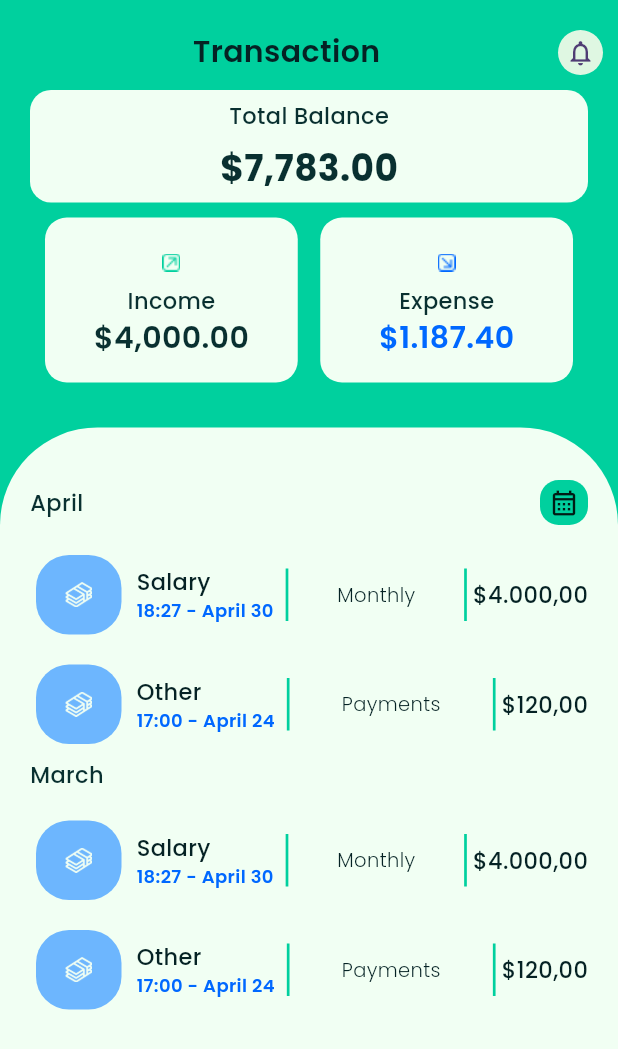
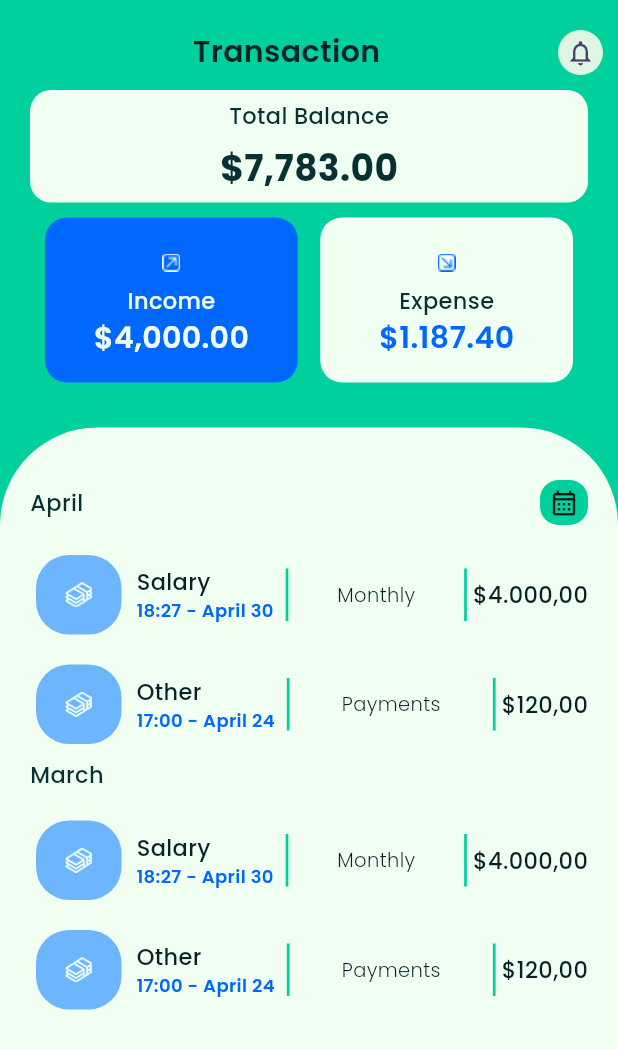
Before and after one commit to Sahil-Kundaliya/Flutter-Finance-Wallet-app-clone, a Flutter app: the TransactionPage widget shown alone on an empty page, opened directly, after a tap on "Income", on a phone screen of 412 x 824 dp. Shown: the top 1049 px of the screen. Run offline on Flutter 3.47's test engine with Material 3 defaults, Android fonts, the phone set to English and light mode, and no system bars; our stand-ins replace carousel_slider, flutter_bloc, flutter_svg, google_fonts.

Commit message:
Transaction item color added, image issue fixed
Transaction item color added, image issue fixed

```diff
--- a/lib/features/bottom_sheet_items/home/pages/home_page.dart
+++ b/lib/features/bottom_sheet_items/home/pages/home_page.dart
@@ -215,7 +215,11 @@ class HomePage extends StatelessWidget {
                                         mainAxisAlignment:
                                             MainAxisAlignment.start,
                                         children: [
-                                          Image.asset(AppImages.salaryIcon),
+                                          Image.asset(
+                                            AppImages.salaryIcon,
+                                            scale: 4,
+                                            color: AppColors.lettersAndIcons,
+                                          ),
                                           Padding(
                                             padding: const EdgeInsets.only(
                                                 left: 8.0),
--- a/lib/features/bottom_sheet_items/transaction/pages/transaction_page.dart
+++ b/lib/features/bottom_sheet_items/transaction/pages/transaction_page.dart
@@ -92,7 +92,9 @@ class TransactionPage extends StatelessWidget {
                             behavior: HitTestBehavior.opaque,
                             child: Container(
                               decoration: BoxDecoration(
-                                  color: AppColors.honeydew,
+                                  color: mainProvider.transactionId == 1
+                                      ? AppColors.oceanBlue
+                                      : AppColors.honeydew,
                                   borderRadius: BorderRadius.circular(14.5)),
                               child: Padding(
                                 padding:
@@ -101,7 +103,9 @@ class TransactionPage extends StatelessWidget {
                                   children: [
                                     Image.asset(
                                       AppImages.incomeIcon,
-                                      color: AppColors.caribbeanGreen,
+                                      color: mainProvider.transactionId == 1
+                                          ? AppColors.honeydew
+                                          : AppColors.caribbeanGreen,
                                       width: 30,
                                       height: 30,
                                     ),
@@ -109,13 +113,17 @@ class TransactionPage extends StatelessWidget {
                                       'Income',
                                       style: AppTextStyles.medium(
                                           fontSize: 15,
-                                          color: AppColors.lettersAndIcons),
+                                          color: mainProvider.transactionId == 1
+                                              ? AppColors.honeydew
+                                              : AppColors.lettersAndIcons),
                                     ),
                                     Text(
                                       '\$4,000.00',
                                       style: AppTextStyles.semiBold(
                                           fontSize: 20,
-                                          color: AppColors.lettersAndIcons),
+                                          color: mainProvider.transactionId == 1
+                                              ? AppColors.honeydew
+                                              : AppColors.lettersAndIcons),
                                     ),
                                   ],
                                 ),
@@ -138,7 +146,9 @@ class TransactionPage extends StatelessWidget {
                             behavior: HitTestBehavior.opaque,
                             child: Container(
                               decoration: BoxDecoration(
-                                  color: AppColors.honeydew,
+                                  color: mainProvider.transactionId == 2
+                                      ? AppColors.oceanBlue
+                                      : AppColors.honeydew,
                                   borderRadius: BorderRadius.circular(14.5)),
                               child: Padding(
                                 padding:
@@ -147,7 +157,9 @@ class TransactionPage extends StatelessWidget {
                                   children: [
                                     Image.asset(
                                       AppImages.expenseIcon,
-                                      color: AppColors.oceanBlue,
+                                      color: mainProvider.transactionId == 2
+                                          ? AppColors.honeydew
+                                          : AppColors.oceanBlue,
                                       width: 30,
                                       height: 30,
                                     ),
@@ -155,13 +167,17 @@ class TransactionPage extends StatelessWidget {
                                       'Expense',
                                       style: AppTextStyles.medium(
                                           fontSize: 15,
-                                          color: AppColors.lettersAndIcons),
+                                          color: mainProvider.transactionId == 2
+                                              ? AppColors.honeydew
+                                              : AppColors.lettersAndIcons),
                                     ),
                                     Text(
                                       '\$1.187.40',
                                       style: AppTextStyles.semiBold(
                                           fontSize: 20,
-                                          color: AppColors.oceanBlue),
+                                          color: mainProvider.transactionId == 2
+                                              ? AppColors.honeydew
+                                              : AppColors.oceanBlue),
                                     ),
                                   ],
                                 ),
```
